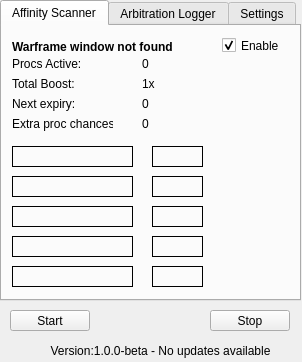
The window that form.ui (Funklebump/Smeeta-Tracker) describes before a commit, drawn with Qt 5.
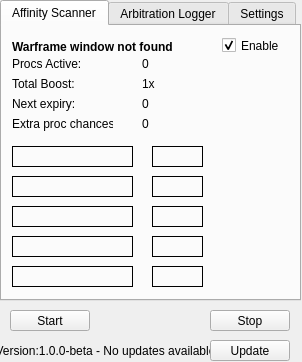
The same window after the commit.

Commit message: Git updater experiment

The edit to the form file:
```diff
--- a/form.ui
+++ b/form.ui
@@ -1199,9 +1199,9 @@
   <widget class="QLabel" name="version_label">
    <property name="geometry">
     <rect>
-     <x>20</x>
+     <x>0</x>
      <y>340</y>
-     <width>281</width>
+     <width>211</width>
      <height>21</height>
     </rect>
    </property>
@@ -1212,6 +1212,19 @@
     <set>Qt::AlignCenter</set>
    </property>
   </widget>
+  <widget class="QPushButton" name="update_button">
+   <property name="geometry">
+    <rect>
+     <x>210</x>
+     <y>340</y>
+     <width>80</width>
+     <height>21</height>
+    </rect>
+   </property>
+   <property name="text">
+    <string>Update</string>
+   </property>
+  </widget>
  </widget>
  <resources/>
  <connections/>
```
The commit also changes 2 other files.
